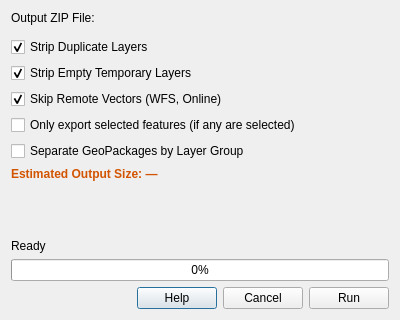
Old version of the form geopacker_dialog_base.ui in the repository rick2x/geopacker.
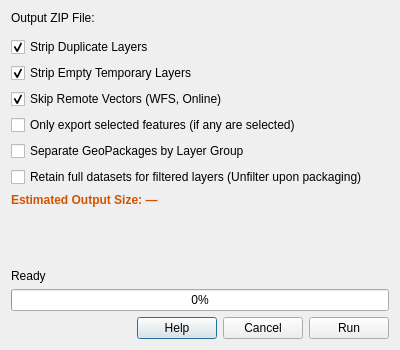
New version of the form. Custom widgets are drawn as their Qt base class.

Commit message: Add 'Retain full filtered' option

The edit to the form file:
```diff
--- a/geopacker_dialog_base.ui
+++ b/geopacker_dialog_base.ui
@@ -7,7 +7,7 @@
     <x>0</x>
     <y>0</y>
     <width>400</width>
-    <height>320</height>
+    <height>350</height>
    </rect>
   </property>
   <property name="windowTitle">
@@ -81,6 +81,16 @@
      </property>
     </widget>
    </item>
+   <item>
+    <widget class="QCheckBox" name="chkRetainFullFiltered">
+     <property name="text">
+      <string>Retain full datasets for filtered layers (Unfilter upon packaging)</string>
+     </property>
+     <property name="checked">
+      <bool>false</bool>
+     </property>
+    </widget>
+   </item>
    <item>
     <widget class="QLabel" name="lblEstimatedSize">
        <property name="text">
```
The commit also changes 3 other files.
